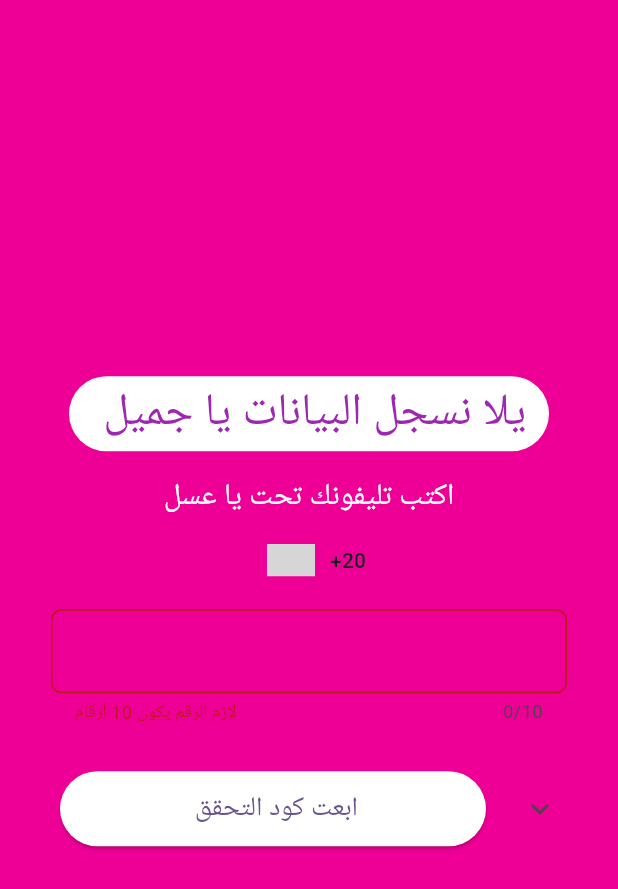
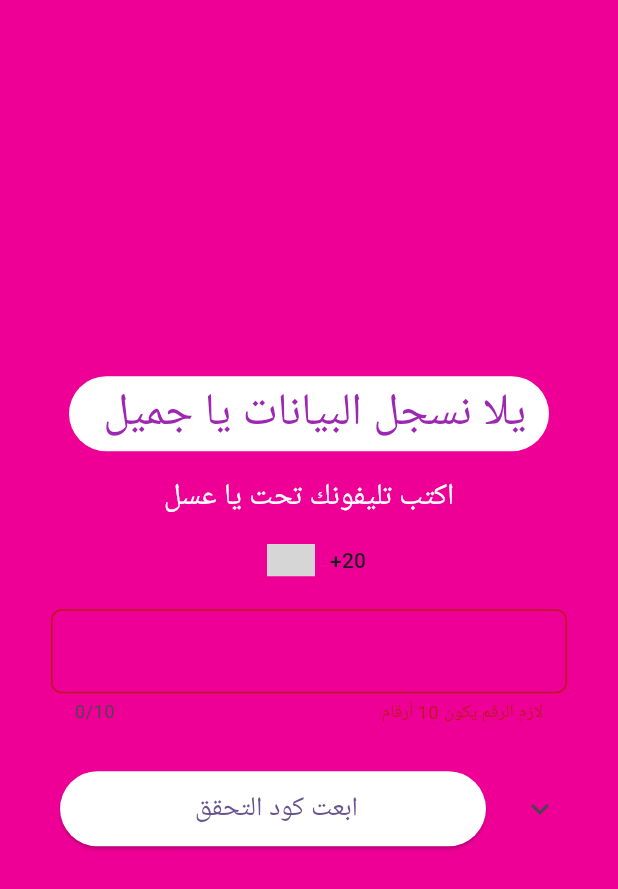
Before and after one commit to Mohamed17Amer/FlutterGathering, a Flutter app: the screen it shows after launch, after a tap on "😊 طب سجل الآن", on a phone screen of 412 x 824 dp. Shown: the top 889 px of the screen. Run offline on Flutter 3.47's test engine with Material 3 defaults, Android fonts, the light colour scheme and no system bars; drawn by our look-alikes of country_code_picker, toastification; our stand-ins replace bloc, cloud_firestore, firebase_auth, firebase_core, flutter_bloc, flutter_native_splash and 5 more; missing offline and left inert: flutter_animated_icons; accounts and stored records are empty; network calls fail; project files that could hold a hidden picture were left out; grey boxes are pictures that could not be loaded.

Commit message:
integrate firestore
- read/write firestore for family groups
- create group cubit

```diff
--- /dev/null
+++ b/devtools_options.yaml
@@ -0,0 +1,3 @@
+description: This file stores settings for Dart & Flutter DevTools.
+documentation: https://docs.flutter.dev/tools/devtools/extensions#configure-extension-enablement-states
+extensions:
--- /dev/null
+++ b/lib/cubits/cubit/cubit/create_group_cubit.dart
@@ -0,0 +1,24 @@
+import 'package:bloc/bloc.dart';
+import 'package:cloud_firestore/cloud_firestore.dart';
+import 'package:family_gathering_v_0/screens/services/firebase_services.dart';
+import 'package:family_gathering_v_0/views/add_group_item.dart';
+import 'package:family_gathering_v_0/views/group_view_item.dart';
+import 'package:flutter/material.dart';
+
+part 'create_group_state.dart';
+
+class CreateGroupCubit extends Cubit<CreateGroupState> {
+  CreateGroupCubit() : super(CreateGroupInitial());
+  FirebaseServices firebaseServices = FirebaseServices();
+
+  List familyGroupsList = [];
+  Future<void> addNewFamilyGroup(String familyName) async {
+    await firebaseServices.addNewFamilyGroup(familyName);
+    emit(CreateGroupSuccess());
+  }
+
+  getFamilyGroups()  async{
+      await  firebaseServices.getFamilyGroups();
+    emit(GetFamilyGroupSuccess());
+  }
+}
--- /dev/null
+++ b/lib/cubits/cubit/cubit/create_group_state.dart
@@ -0,0 +1,10 @@
+part of 'create_group_cubit.dart';
+
+@immutable
+sealed class CreateGroupState {}
+
+final class CreateGroupInitial extends CreateGroupState {}
+
+final class CreateGroupSuccess extends CreateGroupState {}
+
+final class GetFamilyGroupSuccess extends CreateGroupState {}
--- a/lib/cubits/cubit/cubit/profile_cubit.dart
+++ b/lib/cubits/cubit/cubit/profile_cubit.dart
@@ -4,7 +4,6 @@ import 'package:bloc/bloc.dart';
 import 'package:family_gathering_v_0/models/members_profile_model.dart';
 import 'package:flutter/material.dart';
 import 'package:image_picker/image_picker.dart';
-import 'package:meta/meta.dart';
 
 part 'profile_state.dart';
 
--- a/lib/family_gathering_app.dart
+++ b/lib/family_gathering_app.dart
@@ -1,11 +1,10 @@
+import 'package:family_gathering_v_0/cubits/cubit/cubit/create_group_cubit.dart';
 import 'package:family_gathering_v_0/cubits/cubit/cubit/phone_number_cubit.dart';
 import 'package:family_gathering_v_0/cubits/cubit/cubit/profile_cubit.dart';
 import 'package:family_gathering_v_0/cubits/cubit/cubit/register_cubit.dart';
 import 'package:family_gathering_v_0/models/members_profile_model.dart';
-import 'package:family_gathering_v_0/screens/profile_screen.dart';
+import 'package:family_gathering_v_0/reusables_and_constatnts/helpers.dart';
 import 'package:family_gathering_v_0/screens/select_group_screen.dart';
-import 'package:family_gathering_v_0/screens/sign_up_screen.dart';
-import 'package:family_gathering_v_0/screens/starting_family_gathering_app.dart';
 import 'package:flutter/material.dart';
 import 'package:flutter_native_splash/flutter_native_splash.dart';
 import 'package:toastification/toastification.dart';
@@ -38,6 +37,7 @@ class _FamilyGatheringAppState extends State<FamilyGatheringApp> {
           BlocProvider(create: (context) => RegisterCubit()),
           BlocProvider(create: (context) => PhoneNumberCubit()),
           BlocProvider(create: (context) => ProfileCubit(MemberProfileModel())),
+          BlocProvider(create: (context) => CreateGroupCubit()..getFamilyGroups()),
 
         ],
 
--- a/lib/reusables_and_constatnts/constants.dart
+++ b/lib/reusables_and_constatnts/constants.dart
@@ -1,23 +1,9 @@
 import 'package:country_code_picker/country_code_picker.dart';
-import 'package:family_gathering_v_0/screens/sign_in_screen.dart';
-import 'package:family_gathering_v_0/screens/starting_family_gathering_app.dart';
-import 'package:family_gathering_v_0/screens/test.dart';
 import 'package:flutter/material.dart';
 
 import '../models/member_conniction_way_model.dart';
-import '../screens/home_screen.dart';
-import '../screens/select_group_screen.dart';
-import '../screens/sign_up_screen.dart';
 
-Map<String, Widget Function(BuildContext)> KRoutesMap = {
-  SignUpScreen.id: (context) => SignUpScreen(),
-  SignInScreen.id: (context) => SignInScreen(),
 
-  SelectGroupScreen.id: (context) => const SelectGroupScreen(),
-  StartingScreen.id: (context) => const StartingScreen(),
-  HomeScreen.id: (context) => const HomeScreen(),
-  PhoneAuthScreen.id: (context) => const PhoneAuthScreen(),
-};
 String KMembersProfileBox = "members_profile_box";
 Iterable<Locale> KSupportedLocales = const [
   Locale("af"),
--- a/lib/screens/profile_screen.dart
+++ b/lib/screens/profile_screen.dart
@@ -1,4 +1,3 @@
-import 'dart:io' show File;
 
 import 'package:family_gathering_v_0/cubits/cubit/cubit/profile_cubit.dart';
 import 'package:family_gathering_v_0/models/drop_down_txt_field_model.dart';
@@ -9,7 +8,6 @@ import 'package:family_gathering_v_0/widgets/custom_txt.dart';
 import 'package:family_gathering_v_0/widgets/custom_txt_field.dart';
 import 'package:flutter/material.dart';
 import 'package:flutter_bloc/flutter_bloc.dart';
-import 'package:image_picker/image_picker.dart';
 
 class ProfileScreen extends StatelessWidget {
   static String id = "/profile_screen";
@@ -18,6 +16,8 @@ class ProfileScreen extends StatelessWidget {
   List<DropDownTextFieldItemModelModel> connectionWaysValuesList = [
     DropDownTextFieldItemModelModel(),
   ];
+
+  ProfileScreen({super.key});
 
   @override
   Widget build(BuildContext context) {
--- /dev/null
+++ b/lib/screens/services/firebase_services.dart
@@ -0,0 +1,73 @@
+import 'package:cloud_firestore/cloud_firestore.dart';
+import 'package:family_gathering_v_0/cubits/cubit/cubit/register_cubit.dart';
+import 'package:family_gathering_v_0/reusables_and_constatnts/helpers.dart';
+import 'package:firebase_auth/firebase_auth.dart';
+import 'package:flutter/material.dart';
+
+class FirebaseServices {
+  final CollectionReference familyGroupsCollections = FirebaseFirestore.instance
+      .collection('familyGroups');
+
+  late final QuerySnapshot<Map<String, dynamic>> familyGroupsSnapshots;
+ static List<QueryDocumentSnapshot> familyGroupsList = [];
+
+  Future<void> addNewFamilyGroup(String familyName) {
+    return familyGroupsCollections
+        .add({
+          'name': familyName, // John Doe
+        })
+        .then((value) => debugPrint("group Added"))
+        .catchError((error) => debugPrint("Failed to add new gruop: $error"));
+  }
+
+  getFamilyGroups() async {
+    familyGroupsList.clear();
+    familyGroupsSnapshots =
+        await FirebaseFirestore.instance.collection('familyGroups').get();
+
+    familyGroupsList.addAll(familyGroupsSnapshots.docs);
+  }
+
+  Future<void> sendOTP(String phone, {required BuildContext context}) async {
+    await FirebaseAuth.instance.verifyPhoneNumber(
+      phoneNumber: phone,
+      timeout: Duration(seconds: 60),
+      verificationCompleted: (PhoneAuthCredential credential) async {
+        // Auto-retrieval or instant verification
+        await FirebaseAuth.instance.signInWithCredential(credential);
+        showMessage(
+          'Phone number automatically verified and user signed in.',
+          context,
+        );
+      },
+      verificationFailed: (FirebaseAuthException e) {
+        showMessage('Verification failed: ${e.message}', context);
+      },
+      codeSent: (String verificationId, int? resendToken) {
+        RegisterCubit().verificationId = verificationId;
+        debugPrint(
+          'verificationId $verificationId'
+          'resendToken $resendToken',
+        );
+        showMessage('OTP sent. Please check your phone.', context);
+      },
+      codeAutoRetrievalTimeout: (String verificationId) {
+        RegisterCubit().verificationId = verificationId;
+      },
+    );
+  }
+
+  Future<void> verifyCode(String otp, {required BuildContext context}) async {
+    try {
+      PhoneAuthCredential credential = PhoneAuthProvider.credential(
+        verificationId: RegisterCubit().verificationId!,
+        smsCode: otp,
+      );
+      await FirebaseAuth.instance.signInWithCredential(credential);
+      showMessage('Phone number verified and user signed in.', context);
+      //  navigateTo(context, SelectGroupScreen.id);
+    } catch (e) {
+      showMessage('Error verifying code: $e', context);
+    }
+  }
+}
--- a/lib/screens/sign_up_screen.dart
+++ b/lib/screens/sign_up_screen.dart
@@ -1,9 +1,6 @@
 import 'package:family_gathering_v_0/cubits/cubit/cubit/phone_number_cubit.dart';
 import 'package:family_gathering_v_0/cubits/cubit/cubit/register_cubit.dart';
-import 'package:family_gathering_v_0/reusables_and_constatnts/helpers.dart';
-import 'package:family_gathering_v_0/screens/select_group_screen.dart';
 import 'package:family_gathering_v_0/views/country_picker.dart';
-import 'package:family_gathering_v_0/widgets/custom_elevated_button.dart';
 import 'package:family_gathering_v_0/widgets/custom_txt_button.dart';
 import 'package:family_gathering_v_0/widgets/custom_txt_field.dart';
 import 'package:flutter/material.dart';
--- /dev/null
+++ b/lib/views/add_group_item.dart
@@ -0,0 +1,38 @@
+import 'package:family_gathering_v_0/reusables_and_constatnts/helpers.dart';
+import 'package:family_gathering_v_0/screens/create_group_screen.dart';
+import 'package:flutter/material.dart';
+
+class AddGroupItem extends StatelessWidget {
+  const AddGroupItem({super.key});
+  @override
+  Widget build(BuildContext context) {
+    return GestureDetector(
+      onTap: () {
+        navigateTo(context, CreateGroupScreen.id);
+      },
+      child: Card(
+        shape: RoundedRectangleBorder(borderRadius: BorderRadius.circular(8.0)),
+        elevation: 16.00,
+        shadowColor: Colors.purple,
+        color: Colors.amber,
+
+        child: Container(
+          height: 170,
+          margin: const EdgeInsets.symmetric(horizontal: 16.0, vertical: 20),
+          decoration: BoxDecoration(
+            border: Border.all(color: Colors.black, width: 2),
+            borderRadius: BorderRadius.circular(10),
+          ),
+          child: Center(
+            child: IconButton(
+              icon: Icon(Icons.add_circle, color: Colors.black, size: 50),
+              onPressed: () {
+                navigateTo(context, CreateGroupScreen.id);
+              },
+            ),
+          ),
+        ),
+      ),
+    );
+  }
+}
--- a/lib/views/groups_over_view_list_view.dart
+++ /dev/null
@@ -1,26 +0,0 @@
-import 'package:family_gathering_v_0/views/group_over_view_item.dart';
-import 'package:flutter/material.dart';
-
-class GroupsView extends StatelessWidget {
-  const GroupsView({super.key});
-
-  @override
-  Widget build(BuildContext context) {
-    return GridView.builder(
-      itemBuilder: (index, context) {
-        return GroupViewItem(color: Colors.purple);
-      },
-      itemCount: 7,
-      gridDelegate: SliverGridDelegateWithFixedCrossAxisCount(
-        crossAxisCount: 2, // Number of columns
-        childAspectRatio: 1, // Width to height ratio
-        crossAxisSpacing: 8, // Space between columns
-        mainAxisSpacing: 8, // Space between rows
-
-      ),
-      scrollDirection: Axis.vertical,
-
-      shrinkWrap: true, // Allow the grid to take only the space it needs
-    );
-  }
-}
--- /dev/null
+++ b/lib/views/groups_view_list_view.dart
@@ -0,0 +1,56 @@
+import 'package:cloud_firestore/cloud_firestore.dart';
+import 'package:family_gathering_v_0/cubits/cubit/cubit/create_group_cubit.dart';
+import 'package:family_gathering_v_0/reusables_and_constatnts/helpers.dart';
+import 'package:family_gathering_v_0/screens/services/firebase_services.dart';
+import 'package:family_gathering_v_0/views/add_group_item.dart';
+import 'package:family_gathering_v_0/views/group_view_item.dart';
+import 'package:flutter/material.dart';
+import 'package:flutter_bloc/flutter_bloc.dart';
+
+List familyGroups=[];
+
+class GroupsView extends StatefulWidget {
+  GroupsView({super.key});
+
+  @override
+  State<GroupsView> createState() => _GroupsViewState();
+}
+
+class _GroupsViewState extends State<GroupsView> {
+  CreateGroupCubit createGroupCubit = CreateGroupCubit();
+
+  @override
+  Widget build(BuildContext context) {
+    return BlocBuilder<CreateGroupCubit, CreateGroupState>(
+      builder: (context, state) {
+        return GridView.builder(
+          itemBuilder: (context, index) {
+            if (FirebaseServices.familyGroupsList.isEmpty) {
+              return AddGroupItem();
+            } else {
+              if (index == 0) {
+                return AddGroupItem();
+              } else {
+                return GroupViewItem(
+                  familyName:
+                      FirebaseServices.familyGroupsList[index-1]['name'],
+                  color: generateRandomColor(),
+                );
+              }
+            }
+          },
+          itemCount:(FirebaseServices.familyGroupsList.isEmpty)?1: FirebaseServices.familyGroupsList.length + 1,
+          gridDelegate: SliverGridDelegateWithFixedCrossAxisCount(
+            crossAxisCount: 2, // Number of columns
+            childAspectRatio: 1, // Width to height ratio
+            crossAxisSpacing: 8, // Space between columns
+            mainAxisSpacing: 8, // Space between rows
+          ),
+          scrollDirection: Axis.vertical,
+
+          //  shrinkWrap: true, // Allow the grid to take only the space it needs
+        );
+      },
+    );
+  }
+}
--- a/lib/widgets/custom_txt_field.dart
+++ b/lib/widgets/custom_txt_field.dart
@@ -45,6 +45,8 @@ class MyTxtFormField extends StatelessWidget {
         horizontal: padding ?? 18.00,
         vertical: 6.00,
       ),
+      child: Directionality(
+        textDirection: TextDirection.rtl,
         child: TextFormField(
           controller: controller,
           textAlign: TextAlign.center,
@@ -52,10 +54,12 @@ class MyTxtFormField extends StatelessWidget {
           enabled: isEnabled,
           maxLength: maxLength ?? 9,
           maxLines: 1,
+
           decoration: InputDecoration(
+
             labelText: label,
             hintText: hint,
-          alignLabelWithHint: alignLabelWithHint ?? false,
+            alignLabelWithHint: true,
             suffixIcon: suffixIcon,
             border: OutlineInputBorder(
               borderRadius: BorderRadius.circular(7),
@@ -66,6 +70,7 @@ class MyTxtFormField extends StatelessWidget {
           validator: onValidate,
           autovalidateMode: AutovalidateMode.always,
         ),
+      ),
     );
   }
 }
--- a/pubspec.yaml
+++ b/pubspec.yaml
@@ -51,6 +51,10 @@ dependencies:
   modal_progress_hud_nsn: ^0.5.1
   flutter_bloc: ^9.1.1
   image_picker: ^1.1.2
+  cloud_firestore: ^5.6.7
+  firebase_storage: ^12.4.5
+  firebase_messaging: ^15.2.5
+  google_sign_in: ^6.3.0
 
 
 dev_dependencies:
```
Also changed, not shown: lib/cubits/cubit/cubit/register_cubit.dart (+5 -61 lines), lib/reusables_and_constatnts/helpers.dart (+75 -1 lines), lib/screens/create_group_screen.dart (added, +144 -0 lines), lib/screens/select_group_screen.dart (+12 -8 lines), lib/views/group_view_item.dart (renamed from lib/views/group_over_view_item.dart, +5 -7 lines), pubspec.lock, 4 other files. Lines whose indentation alone changed are shown as unchanged.
